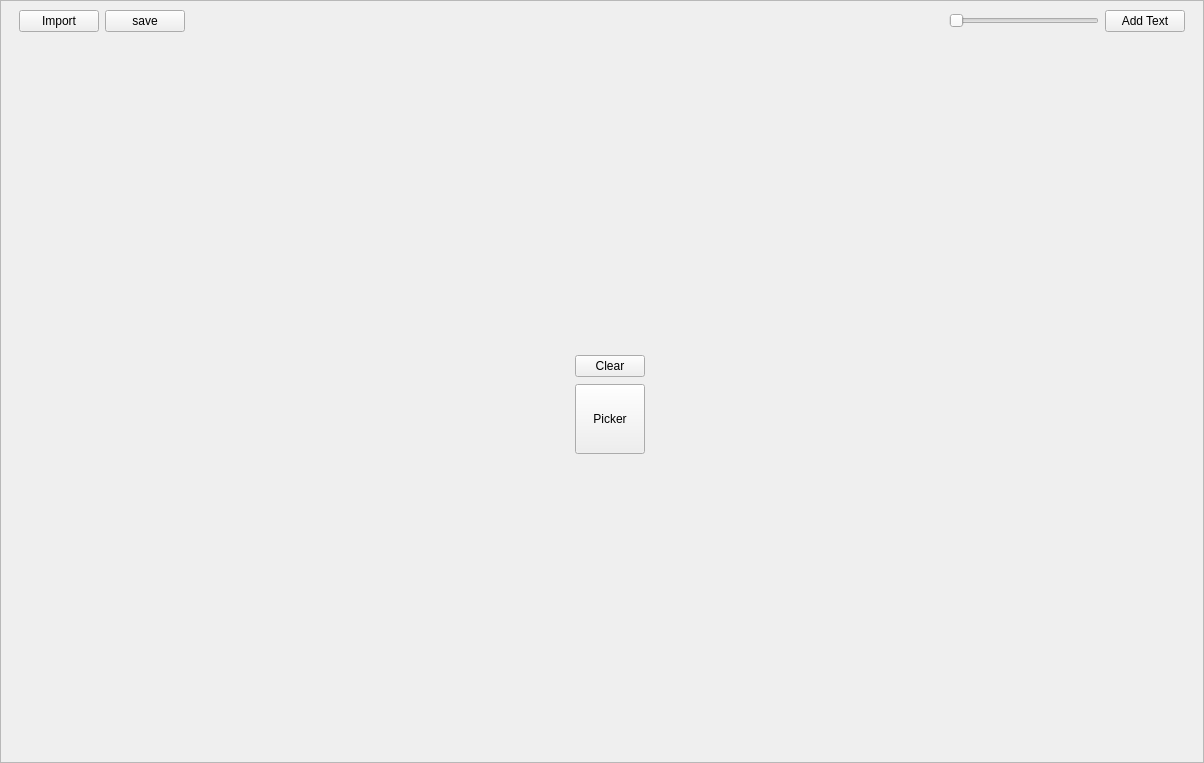
Above: review_tool_UI/reviewToolUI.ui from rameshbabuvfx/smart_review_tool before the change. Below: the same form after it.
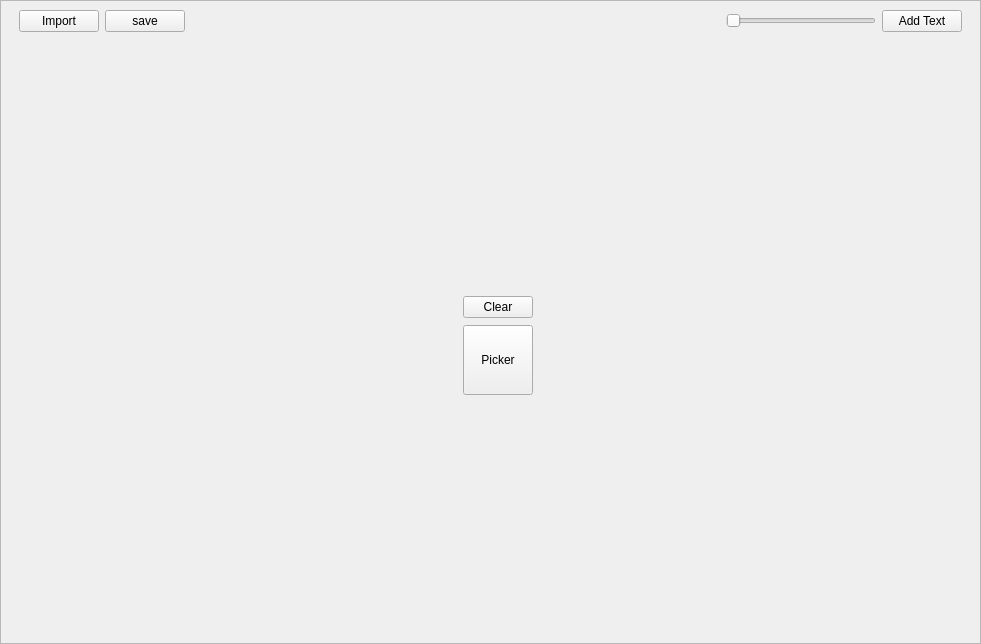
That is the form after the change.

Commit message: Fix grap widget

What changed in the file:
```diff
--- a/review_tool_UI/reviewToolUI.ui
+++ b/review_tool_UI/reviewToolUI.ui
@@ -6,8 +6,8 @@
    <rect>
     <x>0</x>
     <y>0</y>
-    <width>1204</width>
-    <height>763</height>
+    <width>981</width>
+    <height>644</height>
    </rect>
   </property>
   <property name="windowTitle">
```
The commit also changes 4 other files.
